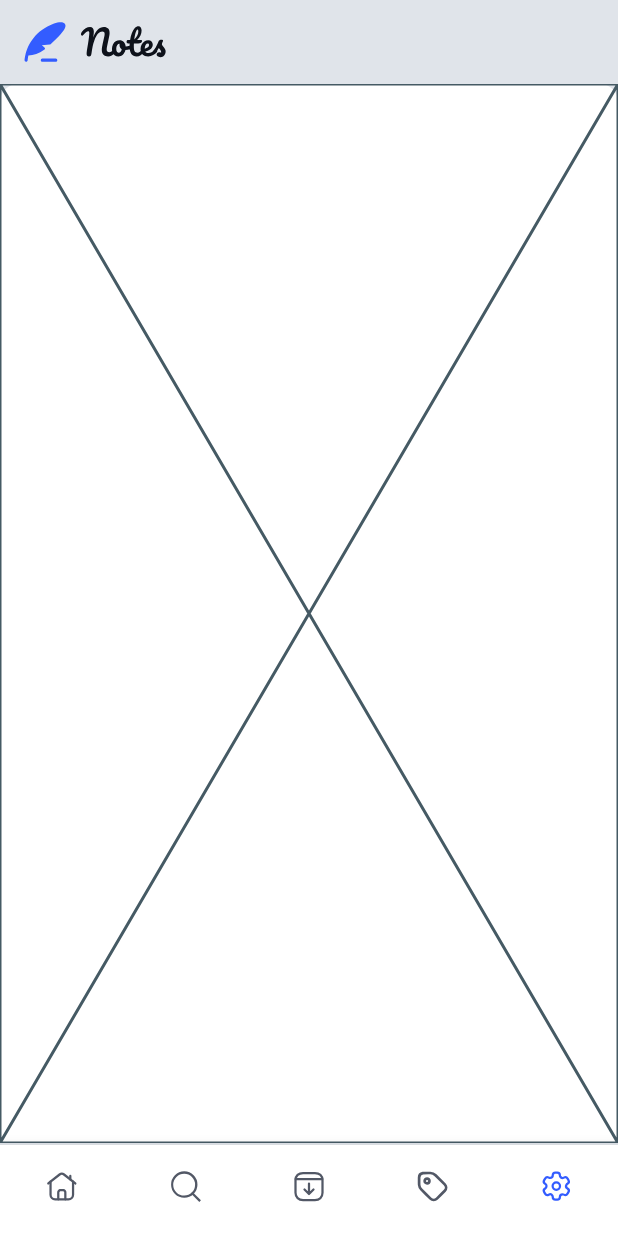
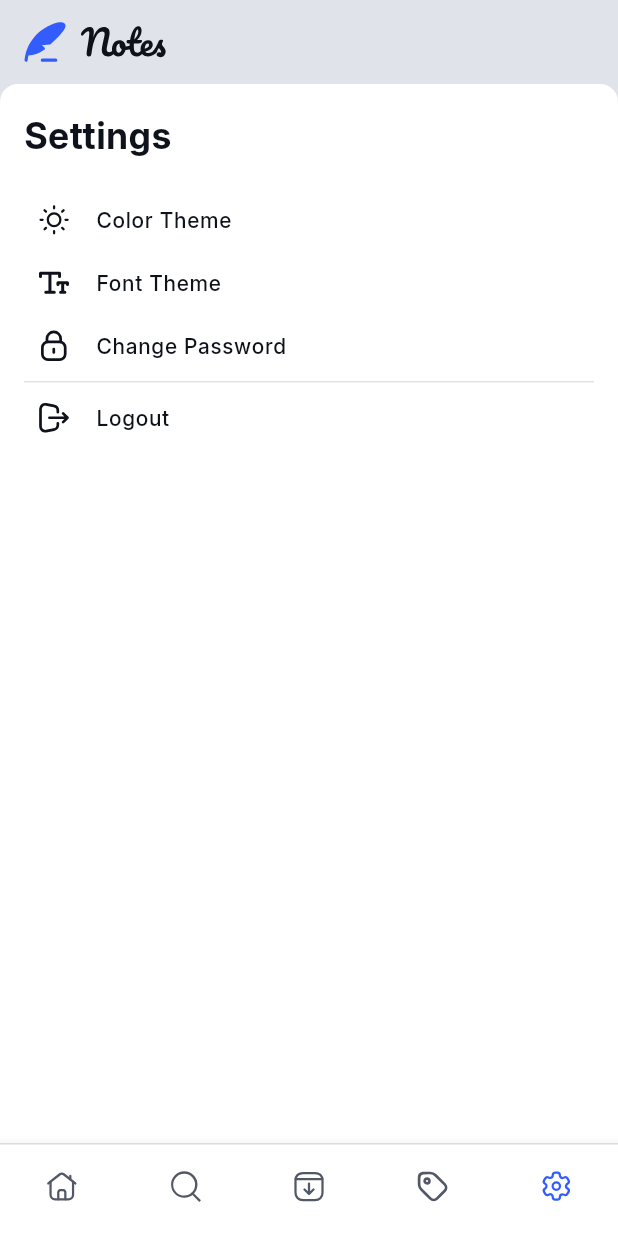
Before and after one commit to JER3MIAH/note-taking-app, a Flutter app: the screen it shows after launch, item 5 of the bottom bar chosen, on a phone screen of 412 x 824 dp. Run offline on Flutter 3.47's test engine with Material 3 defaults, Android fonts, the phone set to English and light mode, and no system bars; our stand-ins replace equatable, flutter_bloc, flutter_hooks, flutter_svg, get_it, shared_preferences.

Commit message:
feat: implement settings view

```diff
--- a/lib/src/features/home/presentation/screens/main_screen.dart
+++ b/lib/src/features/home/presentation/screens/main_screen.dart
@@ -5,6 +5,7 @@ import 'package:note_taking_app/src/features/home/presentation/components/compon
 import 'package:note_taking_app/src/features/home/presentation/screens/home_view.dart';
 import 'package:note_taking_app/src/features/settings/data/enums/app_theme.dart';
 import 'package:note_taking_app/src/features/settings/logic/blocs/theme_bloc/theme_state.dart';
+import 'package:note_taking_app/src/features/settings/presentation/screens/settings_view.dart';
 import 'package:note_taking_app/src/shared/shared.dart';
 
 class MainScreen extends StatelessWidget {
@@ -21,7 +22,7 @@ class MainScreen extends StatelessWidget {
       Placeholder(),
       Placeholder(),
       Placeholder(),
-      Placeholder(),
+      SettingsView(),
     ];
 
     return BlocBuilder<BottomNavBarCubit, int>(
--- /dev/null
+++ b/lib/src/features/settings/presentation/components/components.dart
@@ -0,0 +1 @@
+export 'setting_tile.dart';
--- /dev/null
+++ b/lib/src/features/settings/presentation/components/setting_tile.dart
@@ -0,0 +1,33 @@
+import 'package:flutter/material.dart';
+import 'package:note_taking_app/src/shared/shared.dart';
+
+class SettingTile extends StatelessWidget {
+  final String title;
+  final String icon;
+  final VoidCallback onTap;
+  const SettingTile({
+    super.key,
+    required this.title,
+    required this.icon,
+    required this.onTap,
+  });
+
+  @override
+  Widget build(BuildContext context) {
+    final theme = Theme.of(context).colorScheme;
+    return ListTile(
+      onTap: onTap,
+      contentPadding: EdgeInsets.only(left: spacing100),
+      minTileHeight: 36,
+      leading: SvgAsset(
+        icon,
+        color: theme.onSurface,
+      ),
+      title: AppText(
+        title,
+        fontSize: 14,
+        fontWeight: FontWeight.w500,
+      ),
+    );
+  }
+}
--- /dev/null
+++ b/lib/src/features/settings/presentation/screens/settings_view.dart
@@ -0,0 +1,54 @@
+import 'package:flutter/material.dart';
+import 'package:note_taking_app/src/features/settings/presentation/components/components.dart';
+import 'package:note_taking_app/src/shared/shared.dart';
+
+class SettingsView extends StatelessWidget {
+  const SettingsView({super.key});
+
+  @override
+  Widget build(BuildContext context) {
+    final theme = Theme.of(context).colorScheme;
+
+    return AppColumn(
+      crossAxisAlignment: CrossAxisAlignment.start,
+      children: [
+        AppText(
+          'Settings',
+          fontSize: 24,
+          fontWeight: FontWeight.w700,
+        ),
+        YBox(20),
+        Column(
+          mainAxisSize: MainAxisSize.min,
+          spacing: 5,
+          children: [
+            SettingTile(
+              title: 'Color Theme',
+              icon: iconSun,
+              onTap: () {},
+            ),
+            SettingTile(
+              title: 'Font Theme',
+              icon: iconFont,
+              onTap: () {},
+            ),
+            SettingTile(
+              title: 'Change Password',
+              icon: iconLock,
+              onTap: () {},
+            ),
+            Container(
+              color: theme.inversePrimary,
+              height: 1,
+            ),
+            SettingTile(
+              title: 'Logout',
+              icon: iconLogout,
+              onTap: () {},
+            ),
+          ],
+        ),
+      ],
+    );
+  }
+}
--- a/lib/src/shared/widgets/app_column.dart
+++ b/lib/src/shared/widgets/app_column.dart
@@ -23,7 +23,7 @@ class AppColumn extends StatelessWidget {
         physics: AlwaysScrollableScrollPhysics(),
         child: Padding(
           padding:
-              padding ?? EdgeInsets.symmetric(horizontal: 15).copyWith(top: 25),
+              padding ?? EdgeInsets.all(16),
           child: Column(
             mainAxisSize: mainAxisSize,
             mainAxisAlignment: mainAxisAlignment,
--- a/lib/src/shared/widgets/app_text.dart
+++ b/lib/src/shared/widgets/app_text.dart
@@ -39,7 +39,7 @@ class AppText extends StatelessWidget {
     return Text(
       text,
       style: TextStyle(
-        color: color,
+        color: color ?? Theme.of(context).colorScheme.onSurface,
         decoration: decoration,
         decorationStyle: decorationStyle,
         fontSize: fontSize,
```
Also changed, not shown: lib/src/shared/utils/constants.dart (+13 -13 lines), lib/src/features/settings/presentation/screens/screens.dart (added).
